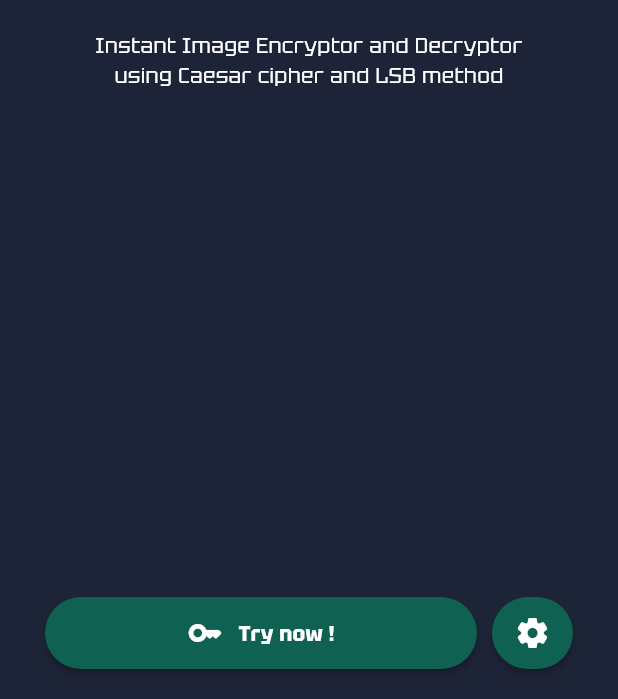
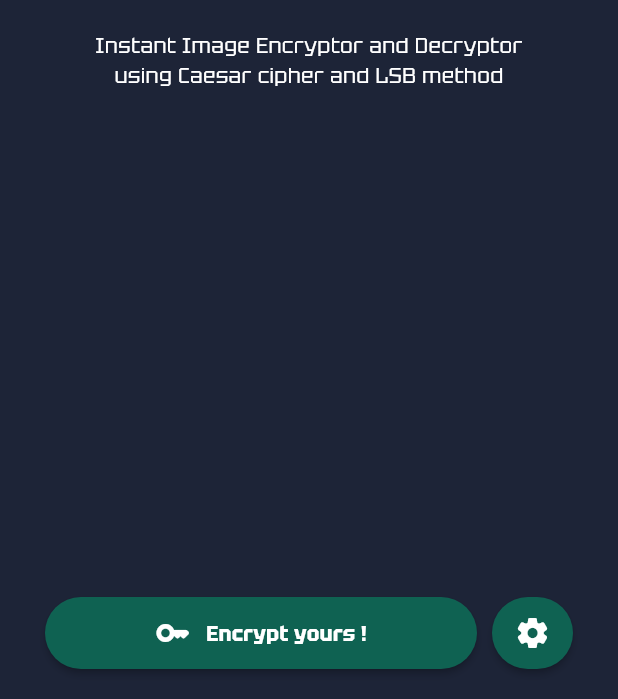
Before and after one commit to SalamPS/PiGANO, a Flutter app: the screen it shows after launch, on a phone screen of 412 x 824 dp, the part 537-1236 px from its top. Run offline on Flutter 3.47's test engine with Material 3 defaults, Android fonts, the phone set to English and light mode, and no system bars; our stand-ins replace image_picker, permission_handler, shared_preferences.

Commit message:
chore(text): Minor

```diff
--- a/lib/src/index.dart
+++ b/lib/src/index.dart
@@ -192,7 +192,7 @@ class _EganoWelcomeState extends State<EganoWelcome> {
                         children: [
                           Icon(Icons.key_rounded, color: Colors.white),
                           SizedBox(width: 10),
-                          Text('Try now !', style: TextStyle(color: Colors.white, fontWeight: FontWeight.bold)),
+                          Text('Encrypt yours !', style: TextStyle(color: Colors.white, fontWeight: FontWeight.bold)),
                         ],
                       ),
                     ),
```
